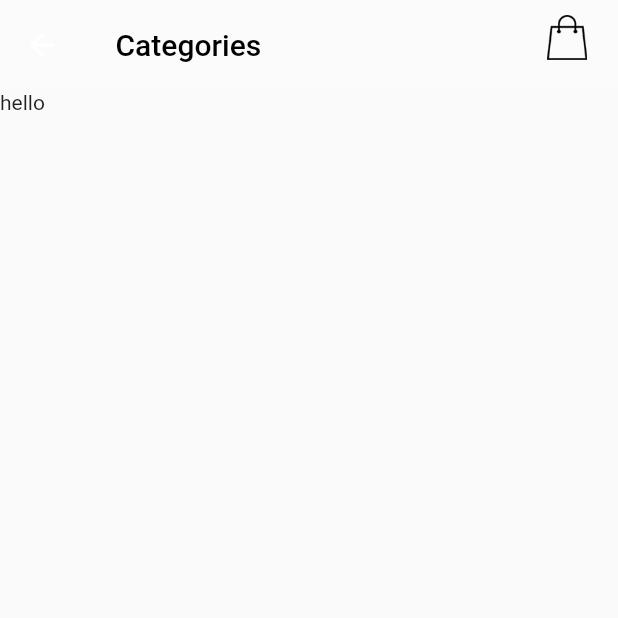
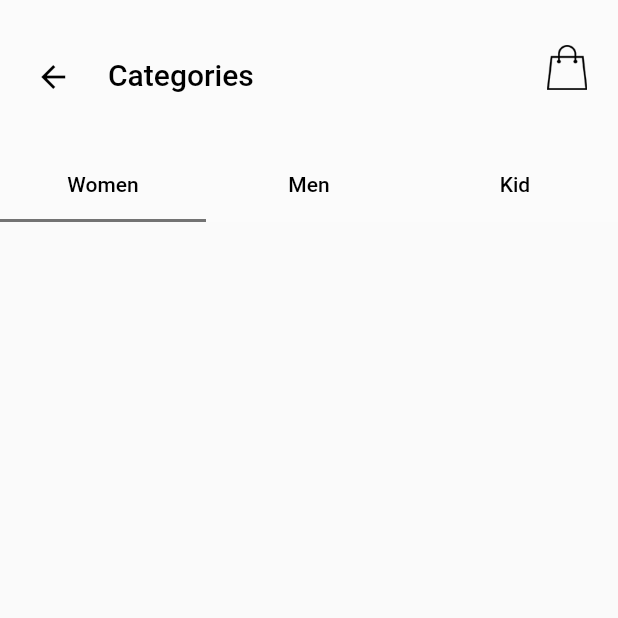
Before and after one commit to ZohaibAlvi98/appFrontend, a Flutter app: the Categories screen opened directly, on a phone screen of 412 x 824 dp, the top half of it. Run offline on Flutter 3.47's test engine with Material 2 defaults, Android fonts, the phone set to English and light mode, and no system bars; our stand-ins replace carousel_slider, chewie, image_picker, video_player; missing offline and left inert: dart:ffi.

Commit message:
added search pages

```diff
--- a/lib/views/search/categories/categories.dart
+++ b/lib/views/search/categories/categories.dart
@@ -9,9 +9,12 @@ class Categories extends StatefulWidget {
 class _CategoriesState extends State<Categories> {
   @override
   Widget build(BuildContext context) {
-    return Scaffold(
-      appBar: innerAppbar(context),
-      body: Text('hello'),
+    return DefaultTabController(
+      length: 3,
+      child: Scaffold(
+        appBar: innerAppbar(context, 'categories'),
+        body: Text(''),
+      ),
     );
   }
 }
--- /dev/null
+++ b/lib/views/search/designer/designer.dart
@@ -0,0 +1,17 @@
+import 'package:flutter/material.dart';
+import 'package:splyxp/widgets/innerAppBar.dart';
+
+class Designer extends StatefulWidget {
+  @override
+  _DesignerState createState() => _DesignerState();
+}
+
+class _DesignerState extends State<Designer> {
+  @override
+  Widget build(BuildContext context) {
+    return Scaffold(
+      appBar: innerAppbar(context, 'designer'),
+      body: Text(''),
+    );
+  }
+}
--- a/lib/views/search/search.dart
+++ b/lib/views/search/search.dart
@@ -1,6 +1,7 @@
 import 'package:flutter/material.dart';
 import 'package:splyxp/views/chatList/chat-detail.dart';
 import 'package:splyxp/views/search/categories/categories.dart';
+import 'package:splyxp/views/search/designer/designer.dart';
 
 class Search extends StatefulWidget {
   @override
@@ -18,7 +19,7 @@ class _SearchState extends State<Search> {
           if (index == 'Categories') {
             return Categories();
           } else {
-            return Container();
+            return Designer();
           }
         },
         transitionsBuilder: (_, Animation<double> animation, __, Widget child) {
@@ -73,7 +74,7 @@ class _SearchState extends State<Search> {
             ),
           ),
           SizedBox(
-            height: 30,
+            height: 20,
           ),
           ListView.builder(
               shrinkWrap: true,
--- a/lib/widgets/innerAppBar.dart
+++ b/lib/widgets/innerAppBar.dart
@@ -29,7 +29,7 @@ Widget Appbar(context) {
   );
 }
 
-Widget innerAppbar(context) {
+Widget innerAppbar(context, list) {
   double height =
       MediaQuery.of(context).size.height - MediaQuery.of(context).padding.top;
 
@@ -43,15 +43,51 @@ Widget innerAppbar(context) {
           ),
           onPressed: () {})
     ],
-    toolbarHeight: 60,
+    toolbarHeight: list == 'categories' ? 100 : 60,
     elevation: 0,
     backgroundColor: Colors.white12,
-    // automaticallyImplyLeading: false,
-    title: Padding(
-        padding: EdgeInsets.only(left: 5.0),
-        child: Text(
-          'Categories',
-          style: TextStyle(fontSize: 20, color: Colors.black),
-        )),
+    leading: Padding(
+      padding: EdgeInsets.only(left: 15.0, top: 2),
+      child: IconButton(
+        icon: Icon(Icons.arrow_back, color: Colors.black),
+        onPressed: () => Navigator.of(context).pop(),
+      ),
+    ),
+    title: list == 'categories'
+        ? Text(
+            'Categories',
+            style: TextStyle(
+                fontSize: 20, color: Colors.black, fontWeight: FontWeight.w500),
+          )
+        : Text(
+            'Designer',
+            style: TextStyle(
+                fontSize: 20, color: Colors.black, fontWeight: FontWeight.w500),
+          ),
+    bottom: list == 'categories'
+        ? TabBar(
+            indicatorColor: Colors.black54,
+            tabs: [
+              Tab(
+                child: Text(
+                  'Women',
+                  style: TextStyle(color: Colors.black),
+                ),
+              ),
+              Tab(
+                child: Text(
+                  'Men',
+                  style: TextStyle(color: Colors.black),
+                ),
+              ),
+              Tab(
+                child: Text(
+                  'Kid',
+                  style: TextStyle(color: Colors.black),
+                ),
+              )
+            ],
+          )
+        : null,
   );
 }
```
